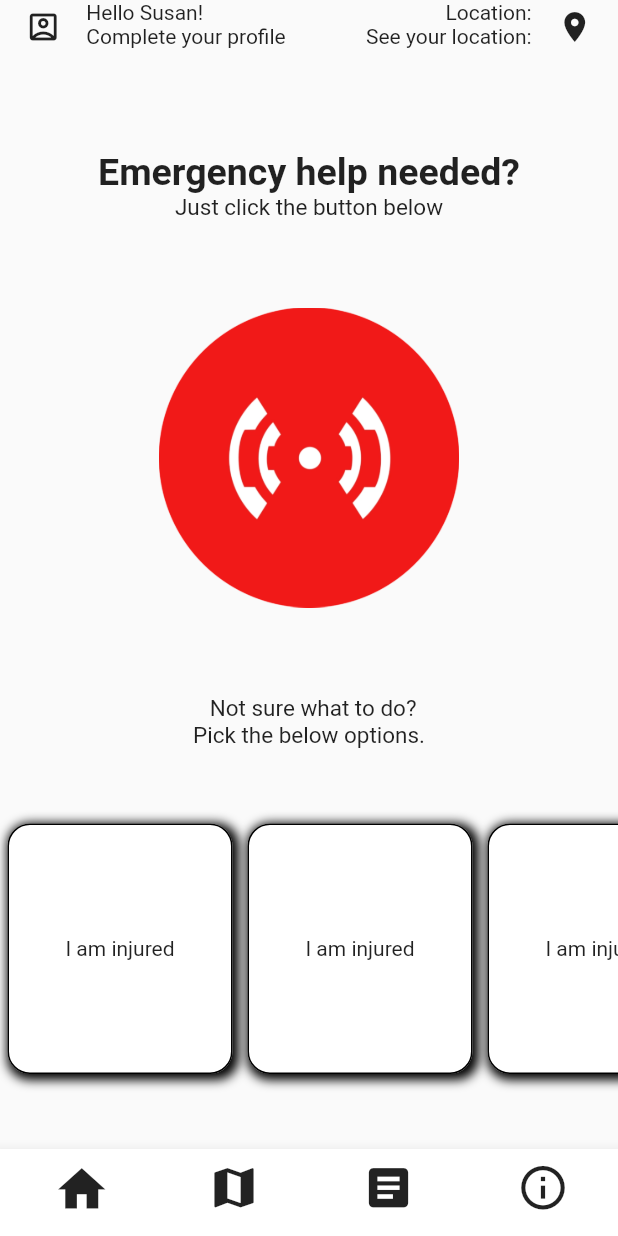
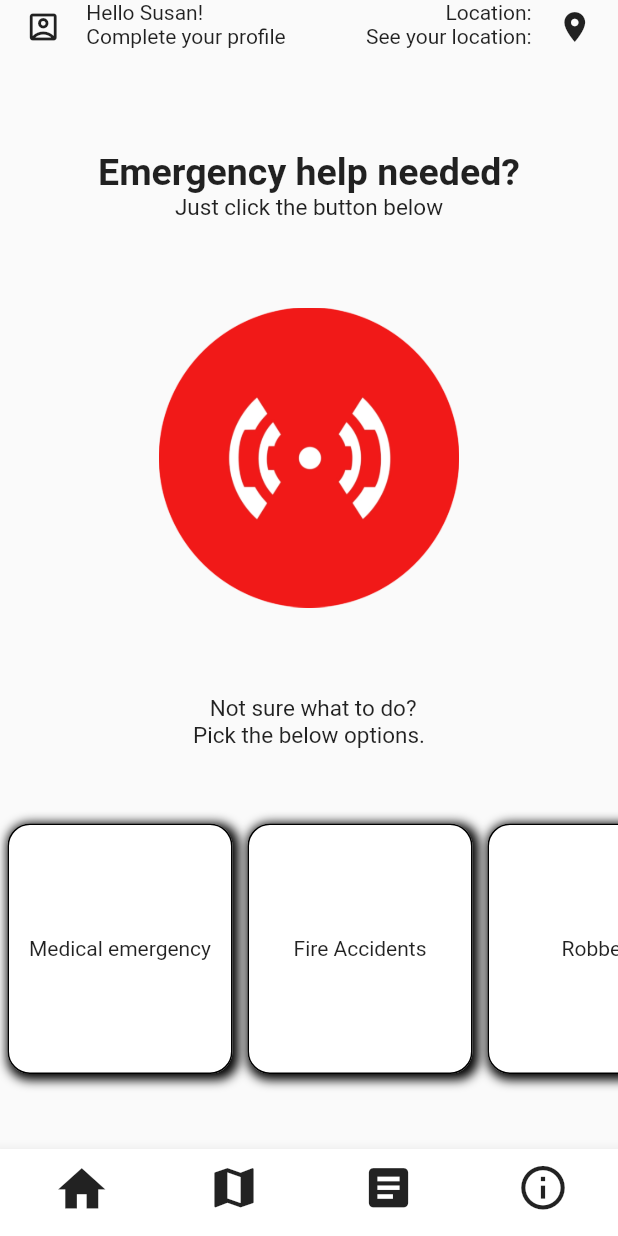
Before and after one commit to nehadevarapalli/sozonew, a Flutter app: the screen it shows once a user with an empty profile is signed in, on a phone screen of 412 x 824 dp. Run offline on Flutter 3.47's test engine with Material 2 defaults, Android fonts, the phone set to English and light mode, and no system bars; our stand-ins replace firebase_auth, firebase_core; missing offline and left inert: flutter_phone_direct_caller; accounts and stored records are empty.

```diff
--- a/lib/home_page.dart
+++ b/lib/home_page.dart
@@ -1,17 +1,13 @@
 import 'package:flutter/material.dart';
+import 'package:flutter_phone_direct_caller/flutter_phone_direct_caller.dart';
 
 class Homepage extends StatelessWidget {
   final List<String> texts = [
-    'I am injured',
-    'I am injured',
-    'I am injured',
-    'I am injured',
-    'I am injured',
-    'I am injured',
-    'I am injured',
-    'I am injured',
-    'I am injured',
-    'I am injured',
+    "Medical emergency",
+    "Fire Accidents",
+    "Robbery",
+    "Gas leakage",
+    "Report a disaster"
   ];
   /*Widget cardTemplate(t) {
     return Card(
@@ -28,6 +24,18 @@ class Homepage extends StatelessWidget {
           ),
         ));
   }*/
+  _callNumber(String num) async{
+    String number = num; //set the number here
+    bool res = await FlutterPhoneDirectCaller.callNumber(number);
+  }
+
+  final Map<String,String> numbers = {
+    "Medical emergency": "108",
+    "Fire Accidents":"101",
+    "Robbery":"100",
+    "Gas leakage":"1906",
+    "Report a disaster":"104"
+  };
 
   @override
   Widget build(BuildContext context) {
@@ -139,7 +147,9 @@ class Homepage extends StatelessWidget {
               child: ListView(
                 scrollDirection: Axis.horizontal,
                 children: texts
-                        .map((text) => Container(
+                    .map((text) => GestureDetector(
+                      onTap: (){_callNumber(numbers[text]);},
+                      child: Container(
                       margin: EdgeInsets.fromLTRB(5.0, 30.0, 5.0, 50.0),
                       decoration: BoxDecoration(
 
@@ -170,7 +180,8 @@ class Homepage extends StatelessWidget {
                       ),
                       width: 150.0,
                       height: 20.0,
-                        child: Center(child: Text(text))))
+                      child: Center(child: Text(text))),
+                    ))
                     .toList(),
               ),
             ),
--- a/pubspec.yaml
+++ b/pubspec.yaml
@@ -22,6 +22,9 @@ environment:
 
 dependencies:
   url_launcher:
+  flutter_phone_direct_caller:
+
+
   flutter:
     sdk: flutter
   firebase_core: "0.7.0"
```
Also changed, not shown: pubspec.lock. Lines whose indentation alone changed are shown as unchanged.
